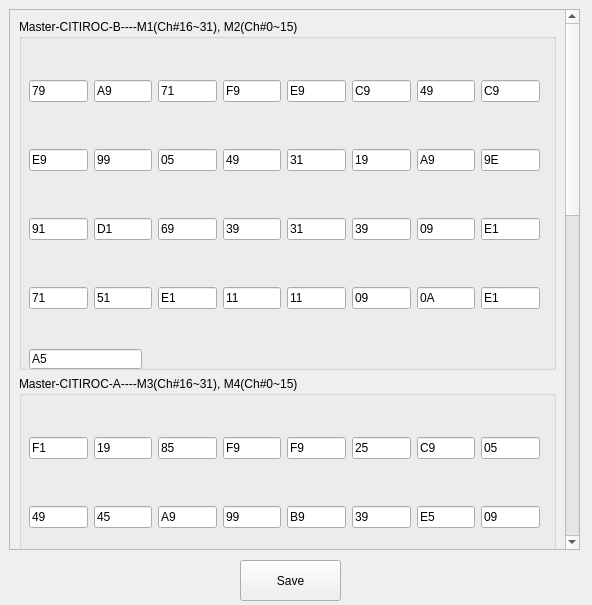
This is gtm_gui/GTM_SDC_specific_CMD_DAC_HV_setting.ui in Qb2000/GTM_SDC-main as Qt 5 draws it before an edit. The edited form follows.
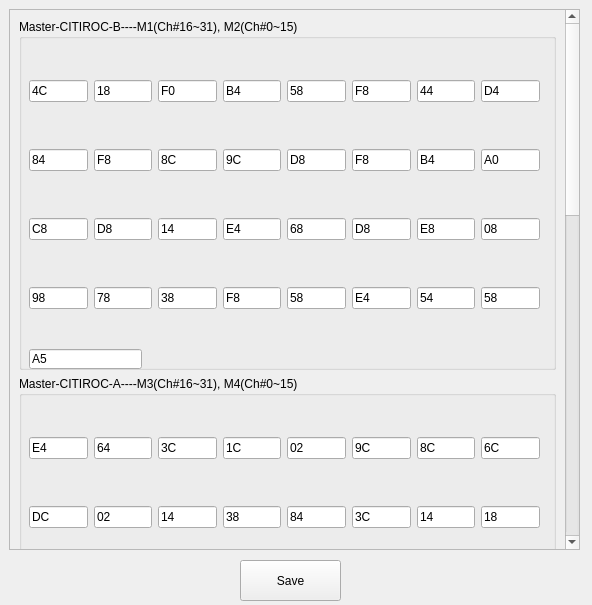
This is the edited form.

```diff
--- a/gtm_gui/GTM_SDC_specific_CMD_DAC_HV_setting.ui
+++ b/gtm_gui/GTM_SDC_specific_CMD_DAC_HV_setting.ui
@@ -59,7 +59,7 @@
          <item row="0" column="1">
           <widget class="QLineEdit" name="M_B_ch1">
            <property name="text">
-            <string>A9</string>
+            <string>18</string>
            </property>
            <property name="placeholderText">
             <string>Ch#1</string>
@@ -69,7 +69,7 @@
          <item row="3" column="1">
           <widget class="QLineEdit" name="M_B_ch25">
            <property name="text">
-            <string>51</string>
+            <string>78</string>
            </property>
            <property name="placeholderText">
             <string>Ch#25</string>
@@ -79,7 +79,7 @@
          <item row="0" column="4">
           <widget class="QLineEdit" name="M_B_ch4">
            <property name="text">
-            <string>E9</string>
+            <string>58</string>
            </property>
            <property name="placeholderText">
             <string>Ch#4</string>
@@ -89,7 +89,7 @@
          <item row="1" column="7">
           <widget class="QLineEdit" name="M_B_ch15">
            <property name="text">
-            <string>9E</string>
+            <string>A0</string>
            </property>
            <property name="placeholderText">
             <string>Ch#15</string>
@@ -99,7 +99,7 @@
          <item row="0" column="7">
           <widget class="QLineEdit" name="M_B_ch7">
            <property name="text">
-            <string>C9</string>
+            <string>D4</string>
            </property>
            <property name="placeholderText">
             <string>Ch#7</string>
@@ -109,7 +109,7 @@
          <item row="0" column="6">
           <widget class="QLineEdit" name="M_B_ch6">
            <property name="text">
-            <string>49</string>
+            <string>44</string>
            </property>
            <property name="placeholderText">
             <string>Ch#6</string>
@@ -119,7 +119,7 @@
          <item row="3" column="6">
           <widget class="QLineEdit" name="M_B_ch30">
            <property name="text">
-            <string>0A</string>
+            <string>54</string>
            </property>
            <property name="placeholderText">
             <string>Ch#30</string>
@@ -129,7 +129,7 @@
          <item row="0" column="3">
           <widget class="QLineEdit" name="M_B_ch3">
            <property name="text">
-            <string>F9</string>
+            <string>B4</string>
            </property>
            <property name="placeholderText">
             <string>Ch#3</string>
@@ -139,7 +139,7 @@
          <item row="3" column="7">
           <widget class="QLineEdit" name="M_B_ch31">
            <property name="text">
-            <string>E1</string>
+            <string>58</string>
            </property>
            <property name="placeholderText">
             <string>Ch#31</string>
@@ -149,7 +149,7 @@
          <item row="0" column="5">
           <widget class="QLineEdit" name="M_B_ch5">
            <property name="text">
-            <string>C9</string>
+            <string>F8</string>
            </property>
            <property name="placeholderText">
             <string>Ch#5</string>
@@ -159,7 +159,7 @@
          <item row="1" column="1">
           <widget class="QLineEdit" name="M_B_ch9">
            <property name="text">
-            <string>99</string>
+            <string>F8</string>
            </property>
            <property name="placeholderText">
             <string>Ch#9</string>
@@ -169,7 +169,7 @@
          <item row="2" column="1">
           <widget class="QLineEdit" name="M_B_ch17">
            <property name="text">
-            <string>D1</string>
+            <string>D8</string>
            </property>
            <property name="placeholderText">
             <string>Ch#17</string>
@@ -179,7 +179,7 @@
          <item row="2" column="3">
           <widget class="QLineEdit" name="M_B_ch19">
            <property name="text">
-            <string>39</string>
+            <string>E4</string>
            </property>
            <property name="placeholderText">
             <string>Ch#19</string>
@@ -189,7 +189,7 @@
          <item row="2" column="4">
           <widget class="QLineEdit" name="M_B_ch20">
            <property name="text">
-            <string>31</string>
+            <string>68</string>
            </property>
            <property name="placeholderText">
             <string>Ch#20</string>
@@ -199,7 +199,7 @@
          <item row="1" column="4">
           <widget class="QLineEdit" name="M_B_ch12">
            <property name="text">
-            <string>31</string>
+            <string>D8</string>
            </property>
            <property name="placeholderText">
             <string>Ch#12</string>
@@ -209,7 +209,7 @@
          <item row="3" column="3">
           <widget class="QLineEdit" name="M_B_ch27">
            <property name="text">
-            <string>11</string>
+            <string>F8</string>
            </property>
            <property name="placeholderText">
             <string>Ch#27</string>
@@ -219,7 +219,7 @@
          <item row="3" column="4">
           <widget class="QLineEdit" name="M_B_ch28">
            <property name="text">
-            <string>11</string>
+            <string>58</string>
            </property>
            <property name="placeholderText">
             <string>Ch#28</string>
@@ -229,7 +229,7 @@
          <item row="1" column="5">
           <widget class="QLineEdit" name="M_B_ch13">
            <property name="text">
-            <string>19</string>
+            <string>F8</string>
            </property>
            <property name="placeholderText">
             <string>Ch#13</string>
@@ -239,7 +239,7 @@
          <item row="3" column="5">
           <widget class="QLineEdit" name="M_B_ch29">
            <property name="text">
-            <string>09</string>
+            <string>E4</string>
            </property>
            <property name="placeholderText">
             <string>Ch#29</string>
@@ -249,7 +249,7 @@
          <item row="2" column="5">
           <widget class="QLineEdit" name="M_B_ch21">
            <property name="text">
-            <string>39</string>
+            <string>D8</string>
            </property>
            <property name="placeholderText">
             <string>Ch#21</string>
@@ -259,7 +259,7 @@
          <item row="2" column="6">
           <widget class="QLineEdit" name="M_B_ch22">
            <property name="text">
-            <string>09</string>
+            <string>E8</string>
            </property>
            <property name="placeholderText">
             <string>Ch#22</string>
@@ -269,7 +269,7 @@
          <item row="1" column="6">
           <widget class="QLineEdit" name="M_B_ch14">
            <property name="text">
-            <string>A9</string>
+            <string>B4</string>
            </property>
            <property name="placeholderText">
             <string>Ch#14</string>
@@ -279,7 +279,7 @@
          <item row="2" column="2">
           <widget class="QLineEdit" name="M_B_ch18">
            <property name="text">
-            <string>69</string>
+            <string>14</string>
            </property>
            <property name="placeholderText">
             <string>Ch#18</string>
@@ -289,7 +289,7 @@
          <item row="2" column="7">
           <widget class="QLineEdit" name="M_B_ch23">
            <property name="text">
-            <string>E1</string>
+            <string>08</string>
            </property>
            <property name="placeholderText">
             <string>Ch#23</string>
@@ -299,7 +299,7 @@
          <item row="1" column="2">
           <widget class="QLineEdit" name="M_B_ch10">
            <property name="text">
-            <string>05</string>
+            <string>8C</string>
            </property>
            <property name="placeholderText">
             <string>Ch#10</string>
@@ -309,7 +309,7 @@
          <item row="1" column="3">
           <widget class="QLineEdit" name="M_B_ch11">
            <property name="text">
-            <string>49</string>
+            <string>9C</string>
            </property>
            <property name="placeholderText">
             <string>Ch#11</string>
@@ -319,7 +319,7 @@
          <item row="3" column="2">
           <widget class="QLineEdit" name="M_B_ch26">
            <property name="text">
-            <string>E1</string>
+            <string>38</string>
            </property>
            <property name="placeholderText">
             <string>Ch#26</string>
@@ -329,7 +329,7 @@
          <item row="0" column="2">
           <widget class="QLineEdit" name="M_B_ch2">
            <property name="text">
-            <string>71</string>
+            <string>F0</string>
            </property>
            <property name="placeholderText">
             <string>Ch#2</string>
@@ -339,7 +339,7 @@
          <item row="3" column="0">
           <widget class="QLineEdit" name="M_B_ch24">
            <property name="text">
-            <string>71</string>
+            <string>98</string>
            </property>
            <property name="placeholderText">
             <string>Ch#24</string>
@@ -349,7 +349,7 @@
          <item row="2" column="0">
           <widget class="QLineEdit" name="M_B_ch16">
            <property name="text">
-            <string>91</string>
+            <string>C8</string>
            </property>
            <property name="placeholderText">
             <string>Ch#16</string>
@@ -359,7 +359,7 @@
          <item row="1" column="0">
           <widget class="QLineEdit" name="M_B_ch8">
            <property name="text">
-            <string>E9</string>
+            <string>84</string>
            </property>
            <property name="placeholderText">
             <string>Ch#8</string>
@@ -369,7 +369,7 @@
          <item row="0" column="0">
           <widget class="QLineEdit" name="M_B_ch0">
            <property name="text">
-            <string>79</string>
+            <string>4C</string>
            </property>
            <property name="readOnly">
             <bool>false</bool>
@@ -423,7 +423,7 @@
          <item row="0" column="1">
           <widget class="QLineEdit" name="M_A_ch1">
            <property name="text">
-            <string>19</string>
+            <string>64</string>
            </property>
            <property name="placeholderText">
             <string>Ch#1</string>
@@ -443,7 +443,7 @@
          <item row="0" column="4">
           <widget class="QLineEdit" name="M_A_ch4">
            <property name="text">
-            <string>F9</string>
+            <string>02</string>
            </property>
            <property name="placeholderText">
             <string>Ch#4</string>
@@ -453,7 +453,7 @@
          <item row="1" column="7">
           <widget class="QLineEdit" name="M_A_ch15">
            <property name="text">
-            <string>09</string>
+            <string>18</string>
            </property>
            <property name="placeholderText">
             <string>Ch#15</string>
@@ -463,7 +463,7 @@
          <item row="0" column="7">
           <widget class="QLineEdit" name="M_A_ch7">
            <property name="text">
-            <string>05</string>
+            <string>6C</string>
            </property>
            <property name="placeholderText">
             <string>Ch#7</string>
@@ -473,7 +473,7 @@
          <item row="0" column="6">
           <widget class="QLineEdit" name="M_A_ch6">
            <property name="text">
-            <string>C9</string>
+            <string>8C</string>
            </property>
            <property name="placeholderText">
             <string>Ch#6</string>
@@ -493,7 +493,7 @@
          <item row="0" column="3">
           <widget class="QLineEdit" name="M_A_ch3">
            <property name="text">
-            <string>F9</string>
+            <string>1C</string>
            </property>
            <property name="placeholderText">
             <string>Ch#3</string>
@@ -513,7 +513,7 @@
          <item row="0" column="5">
           <widget class="QLineEdit" name="M_A_ch5">
            <property name="text">
-            <string>25</string>
+            <string>9C</string>
            </property>
            <property name="placeholderText">
             <string>Ch#5</string>
@@ -523,7 +523,7 @@
          <item row="1" column="1">
           <widget class="QLineEdit" name="M_A_ch9">
            <property name="text">
-            <string>45</string>
+            <string>02</string>
            </property>
            <property name="placeholderText">
             <string>Ch#9</string>
@@ -563,7 +563,7 @@
          <item row="1" column="4">
           <widget class="QLineEdit" name="M_A_ch12">
            <property name="text">
-            <string>B9</string>
+            <string>84</string>
            </property>
            <property name="placeholderText">
             <string>Ch#12</string>
@@ -593,7 +593,7 @@
          <item row="1" column="5">
           <widget class="QLineEdit" name="M_A_ch13">
            <property name="text">
-            <string>39</string>
+            <string>3C</string>
            </property>
            <property name="placeholderText">
             <string>Ch#13</string>
@@ -633,7 +633,7 @@
          <item row="1" column="6">
           <widget class="QLineEdit" name="M_A_ch14">
            <property name="text">
-            <string>E5</string>
+            <string>14</string>
            </property>
            <property name="placeholderText">
             <string>Ch#14</string>
@@ -663,7 +663,7 @@
          <item row="1" column="2">
           <widget class="QLineEdit" name="M_A_ch10">
            <property name="text">
-            <string>A9</string>
+            <string>14</string>
            </property>
            <property name="placeholderText">
             <string>Ch#10</string>
@@ -673,7 +673,7 @@
          <item row="1" column="3">
           <widget class="QLineEdit" name="M_A_ch11">
            <property name="text">
-            <string>99</string>
+            <string>38</string>
            </property>
            <property name="placeholderText">
             <string>Ch#11</string>
@@ -693,7 +693,7 @@
          <item row="0" column="2">
           <widget class="QLineEdit" name="M_A_ch2">
            <property name="text">
-            <string>85</string>
+            <string>3C</string>
            </property>
            <property name="placeholderText">
             <string>Ch#2</string>
@@ -723,7 +723,7 @@
          <item row="1" column="0">
           <widget class="QLineEdit" name="M_A_ch8">
            <property name="text">
-            <string>49</string>
+            <string>DC</string>
            </property>
            <property name="placeholderText">
             <string>Ch#8</string>
@@ -733,7 +733,7 @@
          <item row="0" column="0">
           <widget class="QLineEdit" name="M_A_ch0">
            <property name="text">
-            <string>F1</string>
+            <string>E4</string>
            </property>
            <property name="readOnly">
             <bool>false</bool>
```
Left out of the diff: 160 changed lines with no effect on the pictures.
